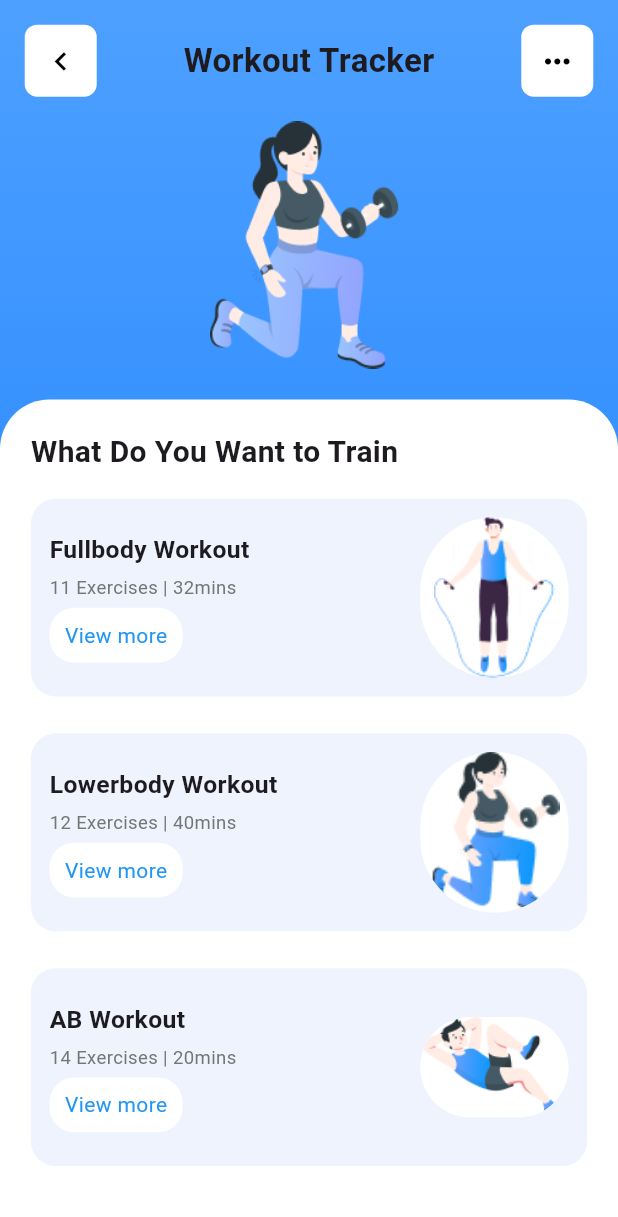
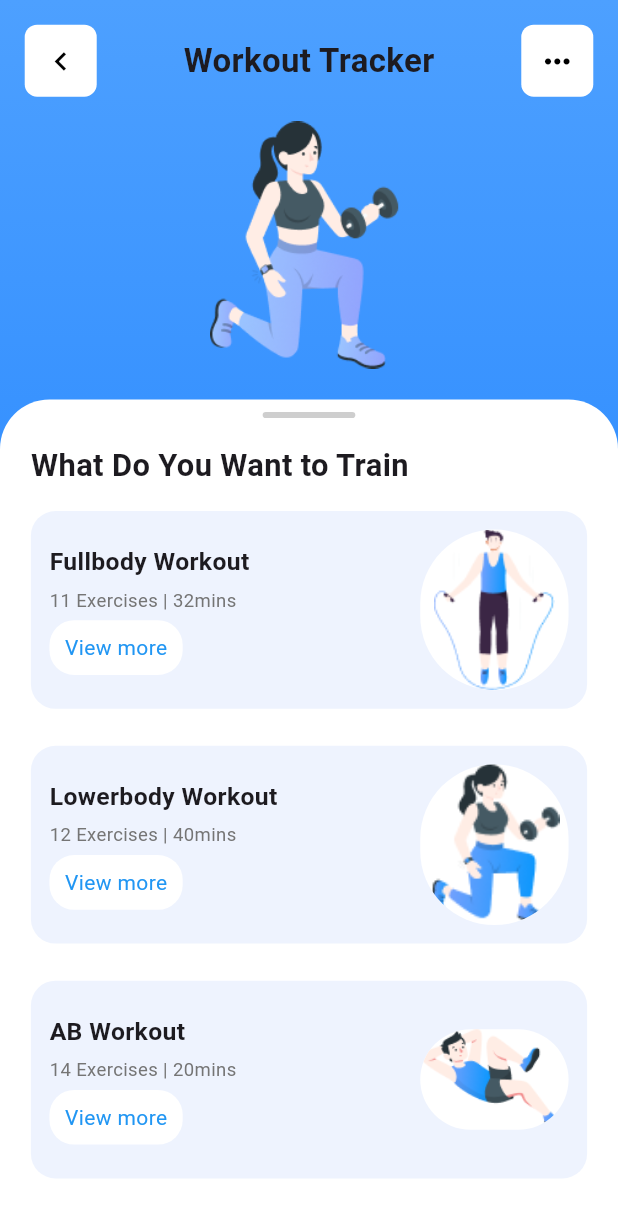
Before and after one commit to Recipe-Rise/Flutter-GP, a Flutter app: the WorkoutsScreen screen opened directly, on a phone screen of 412 x 824 dp. Shown: the top 1217 px of the screen. Run offline on Flutter 3.47's test engine with Material 3 defaults, Android fonts, the phone set to English and light mode, and no system bars; our stand-ins replace bloc, flutter_bloc, flutter_vector_icons, font_awesome_flutter, get, percent_indicator.

Commit message:
add small devider

```diff
--- a/lib/features/Workout/presentation/views/workout_screen.dart
+++ b/lib/features/Workout/presentation/views/workout_screen.dart
@@ -110,13 +110,16 @@ class CustomIconButton extends StatelessWidget {
 }
 
 class CurvedContainerSection extends StatelessWidget {
-  const CurvedContainerSection({super.key});
+  const CurvedContainerSection({Key? key}) : super(key: key);
 
   @override
   Widget build(BuildContext context) {
     final size = MediaQuery.of(context).size;
     return Expanded(
-      child: Container(
+      child: Stack(
+        alignment: Alignment.topCenter,
+        children: [
+          Container(
             width: double.infinity,
             decoration: BoxDecoration(
               color: Colors.white,
@@ -130,28 +133,33 @@ class CurvedContainerSection extends StatelessWidget {
               child: Column(
                 crossAxisAlignment: CrossAxisAlignment.start,
                 children: [
-              Text('What Do You Want to Train',
-                  style:
-                      Styles.textStyle20.copyWith(fontWeight: FontWeight.bold)),
+                  SizedBox(height: size.height * 0.01),
+                  Text(
+                    'What Do You Want to Train',
+                    style: TextStyle(
+                      fontSize: size.width * 0.05,
+                      fontWeight: FontWeight.bold,
+                    ),
+                  ),
                   SizedBox(height: size.height * 0.02),
                   Expanded(
                     child: ListView(
                       children: [
-                    const WorkoutCard(
+                        WorkoutCard(
                           title: 'Fullbody Workout',
                           exercises: 11,
                           duration: 32,
                           imagePath: AssetsData.full,
                         ),
                         SizedBox(height: size.height * 0.03),
-                    const WorkoutCard(
+                        WorkoutCard(
                           title: 'Lowerbody Workout',
                           exercises: 12,
                           duration: 40,
                           imagePath: AssetsData.low,
                         ),
                         SizedBox(height: size.height * 0.03),
-                    const WorkoutCard(
+                        WorkoutCard(
                           title: 'AB Workout',
                           exercises: 14,
                           duration: 20,
@@ -163,6 +171,19 @@ class CurvedContainerSection extends StatelessWidget {
                 ],
               ),
             ),
+          ),
+          Positioned(
+            top: size.height * 0.01,
+            child: Container(
+              width: size.width * 0.15,
+              height: size.height * 0.005,
+              decoration: BoxDecoration(
+                color: Colors.grey.withOpacity(0.5),
+                borderRadius: BorderRadius.circular(size.height * 0.01),
+              ),
+            ),
+          ),
+        ],
       ),
     );
   }
```
Lines whose indentation alone changed are shown as unchanged.
